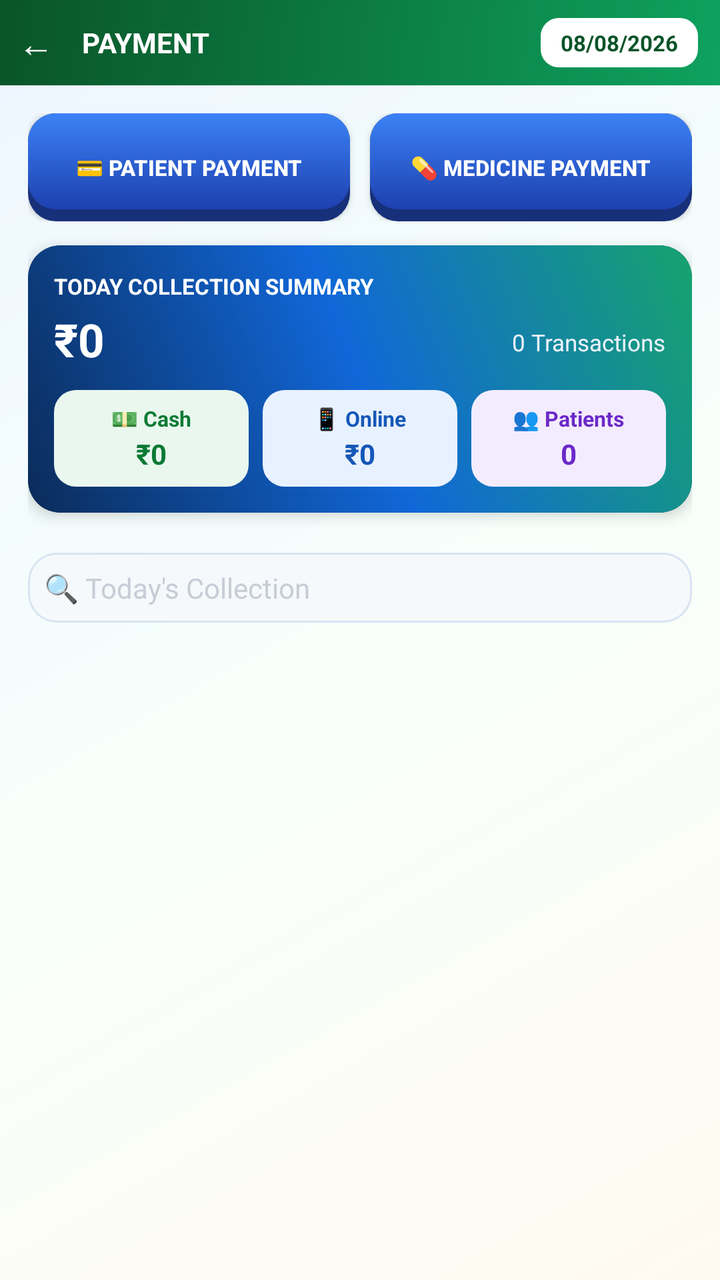
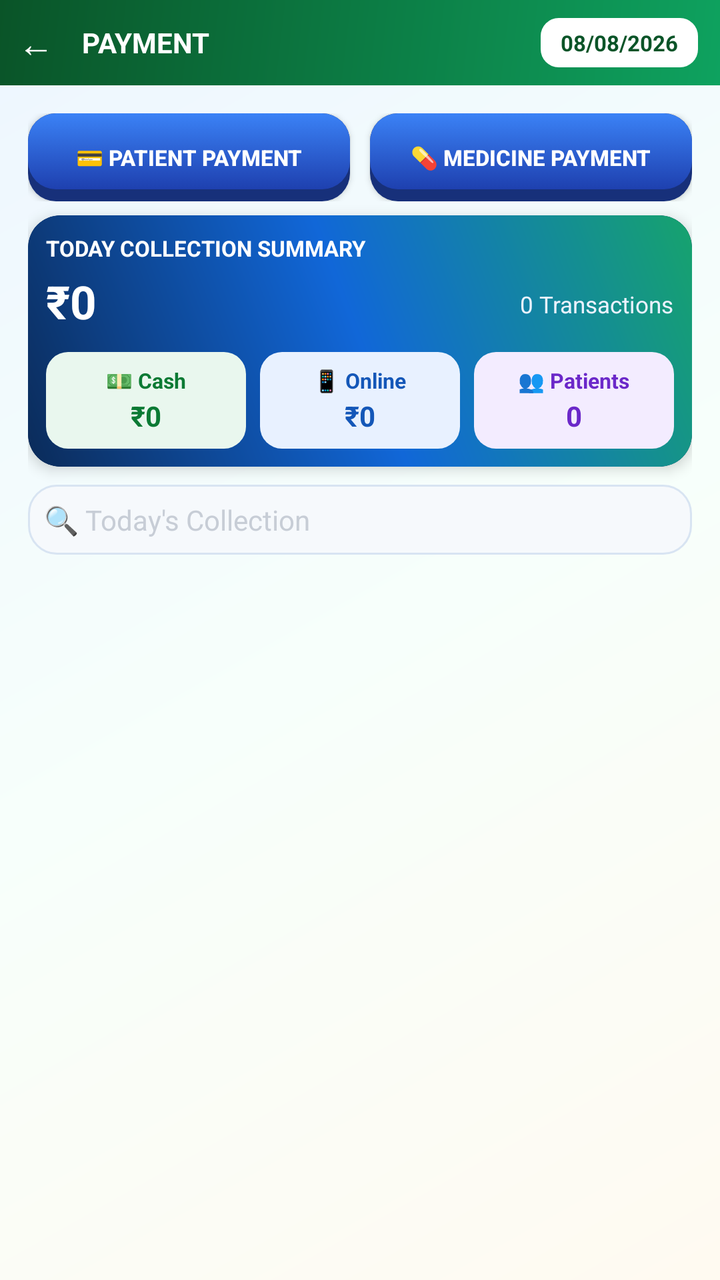

Before-and-after screenshots of an Android layout around one commit, followed by the original layout XML and the change that was made.
<!-- AndroidManifest.xml: activity theme Theme.PilesClinic -->
<!-- res/layout/activity_payment.xml -->
<?xml version="1.0" encoding="utf-8"?>
<LinearLayout xmlns:android="http://schemas.android.com/apk/res/android"
    xmlns:app="http://schemas.android.com/apk/res-auto"
    android:layout_width="match_parent"
    android:layout_height="match_parent"
    android:orientation="vertical"
    android:background="@drawable/bg_app_gradient">

    <LinearLayout
        android:layout_width="match_parent"
        android:layout_height="wrap_content"
        android:orientation="horizontal"
        android:gravity="center_vertical"
        android:padding="5dp"
        android:background="@drawable/bg_payment_header">

        <TextView
            android:id="@+id/btnBack"
            android:layout_width="wrap_content"
            android:layout_height="wrap_content"
            android:text="←"
            android:textColor="@color/white"
            android:textSize="18sp"
            android:padding="4dp" />

        <TextView
            android:layout_width="0dp"
            android:layout_height="wrap_content"
            android:layout_weight="1"
            android:layout_marginStart="10dp"
            android:text="PAYMENT"
            android:textColor="@color/white"
            android:textSize="14sp"
            android:textStyle="bold" />

        
        
        <TextView
            android:id="@+id/tvBranchPick"
            android:layout_width="wrap_content"
            android:layout_height="wrap_content"
            android:layout_marginEnd="6dp"
            android:background="@drawable/bg_pay_pill"
            android:paddingHorizontal="10dp"
            android:paddingVertical="5dp"
            android:text="All Branch"
            android:textColor="#0A5428"
            android:textSize="11sp"
            android:textStyle="bold"
            android:visibility="gone" />

        <TextView
            android:id="@+id/tvDatePick"
            android:layout_width="wrap_content"
            android:layout_height="wrap_content"
            android:layout_marginEnd="6dp"
            android:background="@drawable/bg_pay_pill"
            android:paddingHorizontal="10dp"
            android:paddingVertical="5dp"
            android:text="08/08/2026"
            android:textColor="#0A5428"
            android:textSize="11sp"
            android:textStyle="bold" />
    </LinearLayout>

    <androidx.core.widget.NestedScrollView
        android:layout_width="match_parent"
        android:layout_height="0dp"
        android:layout_weight="1">

        <LinearLayout
            android:layout_width="match_parent"
            android:layout_height="wrap_content"
            android:orientation="vertical"
            android:padding="14dp">

            
            <LinearLayout
                android:layout_width="match_parent"
                android:layout_height="wrap_content"
                android:orientation="horizontal">

                
                <Button
                    android:id="@+id/btnAddPayment"
                    android:layout_width="0dp"
                    android:layout_height="54dp"
                    android:layout_weight="1"
                    android:layout_marginEnd="10dp"
                    android:insetTop="0dp"
                    android:insetBottom="0dp"
                    android:minHeight="0dp"
                    android:paddingHorizontal="4dp"
                    android:background="@drawable/bg_btn_pay3d_blue"
                    android:elevation="3dp"
                    android:maxLines="1"
                    android:textAllCaps="false"
                    android:textSize="11sp"
                    android:text="💳 PATIENT PAYMENT"
                    android:textColor="@color/white"
                    android:textStyle="bold" />

                <Button
                    android:id="@+id/btnMedicinePayment"
                    android:layout_width="0dp"
                    android:layout_height="54dp"
                    android:layout_weight="1"
                    android:insetTop="0dp"
                    android:insetBottom="0dp"
                    android:minHeight="0dp"
                    android:paddingHorizontal="4dp"
                    android:background="@drawable/bg_btn_pay3d_blue"
                    android:elevation="3dp"
                    android:maxLines="1"
                    android:textAllCaps="false"
                    android:textSize="11sp"
                    android:text="💊 MEDICINE PAYMENT"
                    android:textColor="@color/white"
                    android:textStyle="bold" />
            </LinearLayout>

            
            <LinearLayout
                android:id="@+id/rowMasterCollection"
                android:layout_width="match_parent"
                android:layout_height="wrap_content"
                android:orientation="horizontal"
                android:layout_marginTop="12dp"
                android:visibility="gone">

                <Button
                    android:id="@+id/btnMonthlyCollection"
                    android:layout_width="0dp"
                    android:layout_height="40dp"
                    android:insetTop="0dp"
                    android:insetBottom="0dp"
                    android:minHeight="0dp"
                    android:layout_weight="1"
                    android:layout_marginEnd="10dp"
                    android:background="@drawable/bg_btn_teal"
                    android:paddingHorizontal="6dp"
                    android:maxLines="1"
                    android:lineSpacingMultiplier="1.0"
                    android:textAllCaps="false"
                    android:textSize="11.5sp"
                    android:text="MONTHLY COLLECTION"
                    android:textColor="@color/white"
                    android:textStyle="bold" />

                <Button
                    android:id="@+id/btnCollectionHistory"
                    android:layout_width="0dp"
                    android:layout_height="40dp"
                    android:insetTop="0dp"
                    android:insetBottom="0dp"
                    android:minHeight="0dp"
                    android:layout_weight="1"
                    android:background="@drawable/bg_btn_teal"
                    android:paddingHorizontal="6dp"
                    android:maxLines="1"
                    android:lineSpacingMultiplier="1.0"
                    android:textAllCaps="false"
                    android:textSize="11.5sp"
                    android:text="↺ COLLECTION HISTORY"
                    android:textColor="@color/white"
                    android:textStyle="bold" />
            </LinearLayout>

            
            <androidx.cardview.widget.CardView
                android:layout_width="match_parent"
                android:layout_height="wrap_content"
                android:layout_marginTop="12dp"
                app:cardCornerRadius="16dp"
                app:cardElevation="4dp"
                app:cardBackgroundColor="#0B2B59">

                <LinearLayout
                    android:layout_width="match_parent"
                    android:layout_height="wrap_content"
                    android:orientation="vertical"
                    android:background="@drawable/bg_pay_summary"
                    android:padding="13dp">

                    <TextView
                        android:id="@+id/tvSummaryLabel"
                        android:layout_width="wrap_content"
                        android:layout_height="wrap_content"
                        android:text="TODAY COLLECTION SUMMARY"
                        android:textSize="11sp"
                        android:textStyle="bold"
                        android:textColor="#FFFFFF" />

                    <LinearLayout
                        android:layout_width="match_parent"
                        android:layout_height="wrap_content"
                        android:orientation="horizontal"
                        android:gravity="bottom"
                        android:layout_marginTop="4dp">

                        <TextView
                            android:id="@+id/tvTotal"
                            android:layout_width="0dp"
                            android:layout_height="wrap_content"
                            android:layout_weight="1"
                            android:text="₹0"
                            android:textSize="23sp"
                            android:textStyle="bold"
                            android:textColor="#FFFFFF" />

                        <TextView
                            android:id="@+id/tvTransCount"
                            android:layout_width="wrap_content"
                            android:layout_height="wrap_content"
                            android:layout_marginBottom="3dp"
                            android:text="0 Transactions"
                            android:textSize="11.5sp"
                            android:textColor="#EAF2FF" />
                    </LinearLayout>

                    <LinearLayout
                        android:layout_width="match_parent"
                        android:layout_height="wrap_content"
                        android:layout_marginTop="10dp"
                        android:orientation="horizontal">

                        <LinearLayout
                            android:layout_width="0dp"
                            android:layout_height="wrap_content"
                            android:layout_weight="1"
                            android:layout_marginEnd="7dp"
                            android:orientation="vertical"
                            android:gravity="center"
                            android:background="@drawable/bg_pay_box_green"
                            android:paddingVertical="7dp"
                            android:paddingHorizontal="4dp">

                            <TextView
                                android:layout_width="wrap_content"
                                android:layout_height="wrap_content"
                                android:text="💵 Cash"
                                android:textSize="10.5sp"
                                android:textStyle="bold"
                                android:textColor="#0B7A34" />

                            <TextView
                                android:id="@+id/tvCash"
                                android:layout_width="wrap_content"
                                android:layout_height="wrap_content"
                                android:layout_marginTop="1dp"
                                android:text="₹0"
                                android:textSize="14sp"
                                android:textStyle="bold" android:textColor="#0B7A34"
                                />
                        </LinearLayout>

                        <LinearLayout
                            android:layout_width="0dp"
                            android:layout_height="wrap_content"
                            android:layout_weight="1"
                            android:layout_marginEnd="7dp"
                            android:orientation="vertical"
                            android:gravity="center"
                            android:background="@drawable/bg_pay_box_blue"
                            android:paddingVertical="7dp"
                            android:paddingHorizontal="4dp">

                            <TextView
                                android:layout_width="wrap_content"
                                android:layout_height="wrap_content"
                                android:text="📱 Online"
                                android:textSize="10.5sp"
                                android:textStyle="bold"
                                android:textColor="#1457B8" />

                            <TextView
                                android:id="@+id/tvUpi"
                                android:layout_width="wrap_content"
                                android:layout_height="wrap_content"
                                android:layout_marginTop="1dp"
                                android:text="₹0"
                                android:textSize="14sp"
                                android:textStyle="bold" android:textColor="#1457B8"
                                />
                        </LinearLayout>

                        <LinearLayout
                            android:layout_width="0dp"
                            android:layout_height="wrap_content"
                            android:layout_weight="1"
                            android:orientation="vertical"
                            android:gravity="center"
                            android:background="@drawable/bg_pay_box_purple"
                            android:paddingVertical="7dp"
                            android:paddingHorizontal="4dp">

                            <TextView
                                android:layout_width="wrap_content"
                                android:layout_height="wrap_content"
                                android:text="👥 Patients"
                                android:textSize="10.5sp"
                                android:textStyle="bold"
                                android:textColor="#6B28C9" />

                            <TextView
                                android:id="@+id/tvPatients"
                                android:layout_width="wrap_content"
                                android:layout_height="wrap_content"
                                android:layout_marginTop="1dp"
                                android:text="0"
                                android:textSize="14sp"
                                android:textStyle="bold" android:textColor="#6B28C9"
                                />
                        </LinearLayout>
                    </LinearLayout>
                </LinearLayout>
            </androidx.cardview.widget.CardView>

            
            <EditText
                android:id="@+id/etCollectionSearch"
                android:layout_width="match_parent"
                android:layout_height="wrap_content"
                android:layout_marginTop="20dp"
                android:layout_marginBottom="4dp"
                android:padding="8dp"
                android:background="@drawable/bg_input_field"
                android:hint="🔍 Today's Collection"
                android:inputType="text"
                android:maxLines="1"
                android:imeOptions="actionSearch"
                android:textSize="14sp" />

            <ProgressBar
                android:id="@+id/progressLoad"
                android:layout_width="30dp"
                android:layout_height="30dp"
                android:layout_gravity="center"
                android:layout_marginTop="10dp"
                android:visibility="gone" />

            <TextView
                android:id="@+id/tvEmpty"
                android:layout_width="match_parent"
                android:layout_height="wrap_content"
                android:layout_marginTop="10dp"
                android:gravity="center"
                android:text="No collection today"
                android:textColor="@color/clinic_text_secondary"
                android:visibility="gone" />

            <androidx.recyclerview.widget.RecyclerView
                android:id="@+id/recyclerView"
                android:layout_width="match_parent"
                android:layout_height="wrap_content"
                android:nestedScrollingEnabled="false" />
        </LinearLayout>
    </androidx.core.widget.NestedScrollView>

    <include layout="@layout/bottom_nav_bar" />
</LinearLayout>
<!-- res/layout/bottom_nav_bar.xml (included above) -->
<?xml version="1.0" encoding="utf-8"?>
<LinearLayout xmlns:android="http://schemas.android.com/apk/res/android"
    android:layout_width="match_parent"
    android:layout_height="wrap_content"
    android:orientation="horizontal"
    android:background="#FFFFFF"
    android:elevation="12dp"
    android:paddingTop="6dp"
    android:paddingBottom="6dp"
    android:visibility="gone">
    

    <LinearLayout android:id="@+id/navHome" android:layout_width="0dp" android:layout_height="wrap_content" android:layout_weight="1" android:orientation="vertical" android:gravity="center" android:clickable="true" android:focusable="true" android:padding="4dp">
        <TextView android:layout_width="wrap_content" android:layout_height="wrap_content" android:text="🏠" android:textSize="20sp" />
        <TextView android:layout_width="wrap_content" android:layout_height="wrap_content" android:text="Home" android:textSize="11sp" android:textColor="#1167D8" />
    </LinearLayout>

    <LinearLayout android:id="@+id/navEnquiry" android:layout_width="0dp" android:layout_height="wrap_content" android:layout_weight="1" android:orientation="vertical" android:gravity="center" android:clickable="true" android:focusable="true" android:padding="4dp">
        <TextView android:layout_width="wrap_content" android:layout_height="wrap_content" android:text="📝" android:textSize="20sp" />
        <TextView android:layout_width="wrap_content" android:layout_height="wrap_content" android:text="Enquiry" android:textSize="11sp" android:textColor="#1167D8" />
    </LinearLayout>

    <LinearLayout android:id="@+id/navFollow" android:layout_width="0dp" android:layout_height="wrap_content" android:layout_weight="1" android:orientation="vertical" android:gravity="center" android:clickable="true" android:focusable="true" android:padding="4dp">
        <TextView android:layout_width="wrap_content" android:layout_height="wrap_content" android:text="🔁" android:textSize="20sp" />
        <TextView android:layout_width="wrap_content" android:layout_height="wrap_content" android:text="Follow Up" android:textSize="11sp" android:textColor="#1167D8" />
    </LinearLayout>

    <LinearLayout android:id="@+id/navReg" android:layout_width="0dp" android:layout_height="wrap_content" android:layout_weight="1" android:orientation="vertical" android:gravity="center" android:clickable="true" android:focusable="true" android:padding="4dp">
        <TextView android:layout_width="wrap_content" android:layout_height="wrap_content" android:text="🧾" android:textSize="20sp" />
        <TextView android:layout_width="wrap_content" android:layout_height="wrap_content" android:text="Registration" android:textSize="10sp" android:textColor="#1167D8" />
    </LinearLayout>

    <LinearLayout android:id="@+id/navMenu" android:layout_width="0dp" android:layout_height="wrap_content" android:layout_weight="1" android:orientation="vertical" android:gravity="center" android:clickable="true" android:focusable="true" android:padding="4dp">
        <TextView android:layout_width="wrap_content" android:layout_height="wrap_content" android:text="☰" android:textSize="20sp" />
        <TextView android:layout_width="wrap_content" android:layout_height="wrap_content" android:text="Menu" android:textSize="11sp" android:textColor="#1167D8" />
    </LinearLayout>
</LinearLayout>
<!-- resources referenced by this layout -->
<resources>
  <color name="clinic_text_secondary">#6B7280</color>
  <color name="white">#FFFFFF</color>
  <!-- drawable bg_app_gradient (drawable) -->
  <?xml version="1.0" encoding="utf-8"?>
  <shape xmlns:android="http://schemas.android.com/apk/res/android">
      <gradient
          android:type="linear"
          android:angle="315"
          android:startColor="#EDF6FF"
          android:centerColor="#F7FFFB"
          android:endColor="#FFFAF1" />
  </shape>
  <!-- drawable bg_btn_teal (drawable) -->
  <?xml version="1.0" encoding="utf-8"?>
  <shape xmlns:android="http://schemas.android.com/apk/res/android" android:shape="rectangle">
      <solid android:color="#0D7C69" />
      <corners android:radius="22dp" />
  </shape>
  <!-- drawable bg_input_field (drawable) -->
  <?xml version="1.0" encoding="utf-8"?>
  <shape xmlns:android="http://schemas.android.com/apk/res/android">
      
      <solid android:color="#F6F9FC" />
      <corners android:radius="14dp" />
      <stroke android:width="1dp" android:color="@color/input_border" />
  </shape>
  <!-- drawable bg_pay_box_blue (drawable) -->
  <?xml version="1.0" encoding="utf-8"?>
  <shape xmlns:android="http://schemas.android.com/apk/res/android" android:shape="rectangle">
      <solid android:color="#E8F1FF" />
      <corners android:radius="11dp" />
  </shape>
  <!-- drawable bg_pay_box_green (drawable) -->
  <?xml version="1.0" encoding="utf-8"?>
  <shape xmlns:android="http://schemas.android.com/apk/res/android" android:shape="rectangle">
      <solid android:color="#E9F7EE" />
      <corners android:radius="11dp" />
  </shape>
  <!-- drawable bg_pay_box_purple (drawable) -->
  <?xml version="1.0" encoding="utf-8"?>
  <shape xmlns:android="http://schemas.android.com/apk/res/android" android:shape="rectangle">
      <solid android:color="#F3ECFF" />
      <corners android:radius="11dp" />
  </shape>
  <!-- drawable bg_pay_pill (drawable) -->
  <?xml version="1.0" encoding="utf-8"?>
  <shape xmlns:android="http://schemas.android.com/apk/res/android" android:shape="rectangle">
      <solid android:color="#FFFFFF" />
      <corners android:radius="9dp" />
  </shape>
  <!-- drawable bg_pay_summary (drawable) -->
  <?xml version="1.0" encoding="utf-8"?>
  <shape xmlns:android="http://schemas.android.com/apk/res/android" android:shape="rectangle">
      <gradient
          android:type="linear"
          android:angle="45"
          android:startColor="#0B2B59"
          android:centerColor="#1167D8"
          android:endColor="#16A36D" />
      <corners android:radius="16dp" />
  </shape>
  <!-- drawable bg_payment_header (drawable) -->
  <?xml version="1.0" encoding="utf-8"?>
  <shape xmlns:android="http://schemas.android.com/apk/res/android">
      <gradient
          android:type="linear"
          android:angle="315"
          android:startColor="#0A5428"
          android:endColor="#0EA25F" />
  </shape>
  <color name="input_border">#D8E4F2</color>
  <color name="clinic_primary">#0F2748</color>
  <color name="clinic_primary_dark">#081A33</color>
  <color name="field_hint">#C7CDD6</color>
  <style name="PilesAlertButton" parent="Widget.MaterialComponents.Button">
          <item name="android:textColor">#FFFFFF</item>
          <item name="backgroundTint">@color/clinic_primary</item>
          <item name="android:textStyle">bold</item>
          <item name="android:textAllCaps">false</item>
          <item name="cornerRadius">10dp</item>
          <item name="android:minWidth">88dp</item>
          <item name="android:layout_marginStart">8dp</item>
      </style>
  <style name="PilesAlertButtonMuted" parent="Widget.MaterialComponents.Button.TextButton.Dialog">
          <item name="android:textColor">#5B6B80</item>
          <item name="android:textStyle">bold</item>
          <item name="android:textAllCaps">false</item>
      </style>
  <style name="PilesAlertTitle" parent="MaterialAlertDialog.MaterialComponents.Title.Text">
          <item name="android:textColor">#0B2B59</item>
          <item name="android:textStyle">bold</item>
          <item name="android:textSize">18sp</item>
      </style>
  <!-- unchanged entries left out for length: 4 -->
</resources>

<!-- the commit's change to res/layout/activity_payment.xml (unified diff, before → after) -->
@@ -84,7 +84,7 @@
                 <Button
                     android:id="@+id/btnAddPayment"
                     android:layout_width="0dp"
-                    android:layout_height="54dp"
+                    android:layout_height="44dp"
                     android:layout_weight="1"
                     android:layout_marginEnd="10dp"
                     android:insetTop="0dp"
@@ -103,7 +103,7 @@
                 <Button
                     android:id="@+id/btnMedicinePayment"
                     android:layout_width="0dp"
-                    android:layout_height="54dp"
+                    android:layout_height="44dp"
                     android:layout_weight="1"
                     android:insetTop="0dp"
                     android:insetBottom="0dp"
@@ -125,13 +125,13 @@
                 android:layout_width="match_parent"
                 android:layout_height="wrap_content"
                 android:orientation="horizontal"
-                android:layout_marginTop="12dp"
+                android:layout_marginTop="7dp"
                 android:visibility="gone">
 
                 <Button
                     android:id="@+id/btnMonthlyCollection"
                     android:layout_width="0dp"
-                    android:layout_height="40dp"
+                    android:layout_height="34dp"
                     android:insetTop="0dp"
                     android:insetBottom="0dp"
                     android:minHeight="0dp"
@@ -150,7 +150,7 @@
                 <Button
                     android:id="@+id/btnCollectionHistory"
                     android:layout_width="0dp"
-                    android:layout_height="40dp"
+                    android:layout_height="34dp"
                     android:insetTop="0dp"
                     android:insetBottom="0dp"
                     android:minHeight="0dp"
@@ -170,7 +170,7 @@
             <androidx.cardview.widget.CardView
                 android:layout_width="match_parent"
                 android:layout_height="wrap_content"
-                android:layout_marginTop="12dp"
+                android:layout_marginTop="7dp"
                 app:cardCornerRadius="16dp"
                 app:cardElevation="4dp"
                 app:cardBackgroundColor="#0B2B59">
@@ -180,7 +180,7 @@
                     android:layout_height="wrap_content"
                     android:orientation="vertical"
                     android:background="@drawable/bg_pay_summary"
-                    android:padding="13dp">
+                    android:padding="9dp">
 
                     <TextView
                         android:id="@+id/tvSummaryLabel"
@@ -321,7 +321,7 @@
                 android:id="@+id/etCollectionSearch"
                 android:layout_width="match_parent"
                 android:layout_height="wrap_content"
-                android:layout_marginTop="20dp"
+                android:layout_marginTop="9dp"
                 android:layout_marginBottom="4dp"
                 android:padding="8dp"
                 android:background="@drawable/bg_input_field"
